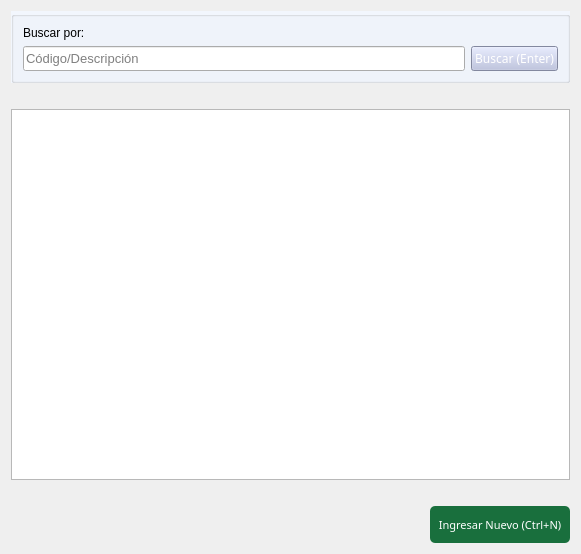
Lonaris/Corupel, file gui/listas/articulos_lista.ui: the form before one commit.
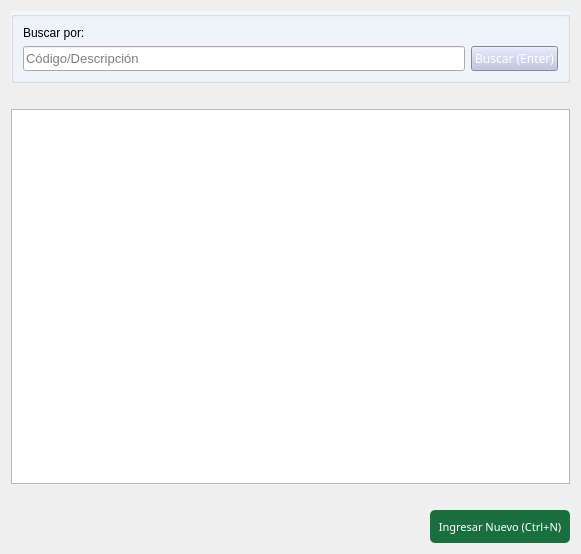
The form after the commit. Icons and pictures are not drawn.

What changed in the file:
```diff
--- a/gui/listas/articulos_lista.ui
+++ b/gui/listas/articulos_lista.ui
@@ -15,7 +15,7 @@
   </property>
   <layout class="QGridLayout" name="gridLayout_4">
    <item row="0" column="0">
-    <layout class="QGridLayout" name="gridLayout_2" rowstretch="0,0,80,0,8">
+    <layout class="QGridLayout" name="gridLayout_2" rowstretch="0,0,80,0,7">
      <item row="0" column="0" colspan="2">
       <widget class="QGroupBox" name="groupBox_2">
        <property name="styleSheet">
@@ -154,11 +154,17 @@
          <item>
           <widget class="QPushButton" name="btn_nuevo">
            <property name="sizePolicy">
-            <sizepolicy hsizetype="Expanding" vsizetype="Expanding">
+            <sizepolicy hsizetype="Expanding" vsizetype="Fixed">
              <horstretch>0</horstretch>
              <verstretch>0</verstretch>
             </sizepolicy>
            </property>
+           <property name="maximumSize">
+            <size>
+             <width>200</width>
+             <height>200</height>
+            </size>
+           </property>
            <property name="font">
             <font>
              <family>Ariall</family>
```
